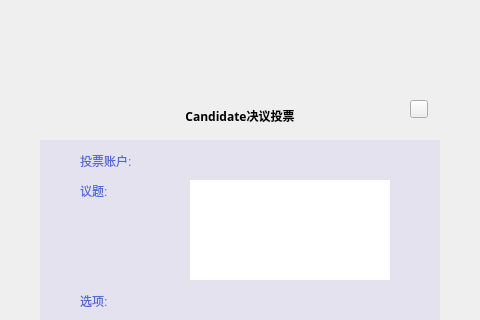
Old version of the form XWCWallet/citizen/CitizenResolutionDialog.ui in the repository Whitecoin-Owner/Whitecoin-qt; both pictures show x 250 to 730 and y 0 to 320 of the 960 by 543 pixel window.
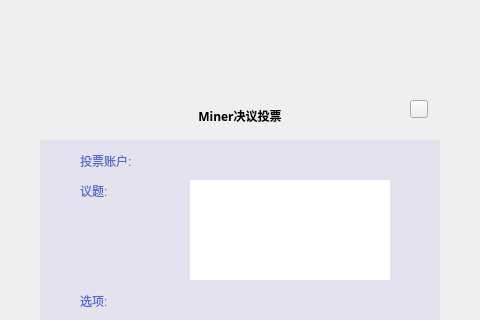
New version of the form.

```diff
--- a/XWCWallet/citizen/CitizenResolutionDialog.ui
+++ b/XWCWallet/citizen/CitizenResolutionDialog.ui
@@ -86,7 +86,7 @@
       </font>
      </property>
      <property name="text">
-      <string>Candidate决议投票</string>
+      <string>Miner决议投票</string>
      </property>
      <property name="alignment">
       <set>Qt::AlignCenter</set>
```
